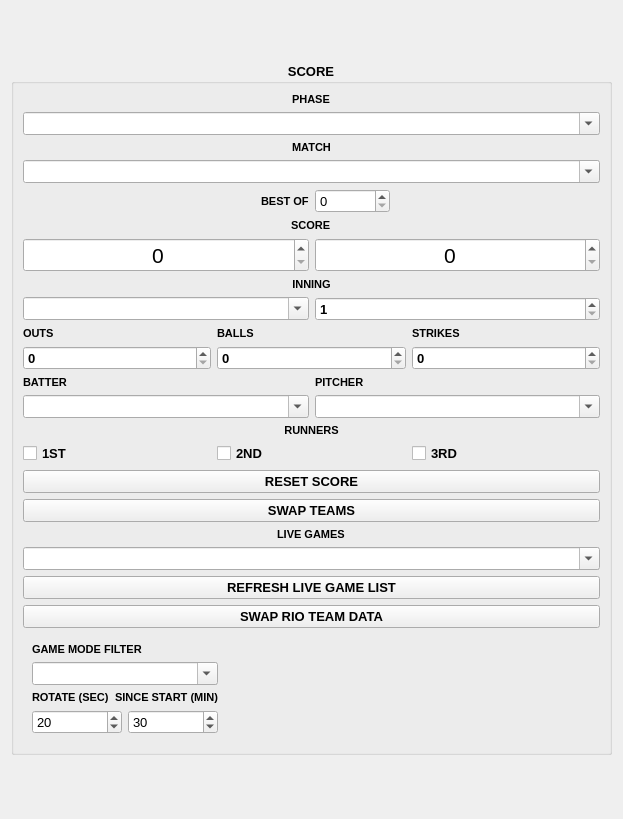
Before: the Qt Designer form src/layout/TSHScoreboardScore.ui in matt-gree/TournamentStreamHelper, drawn with Qt 5.
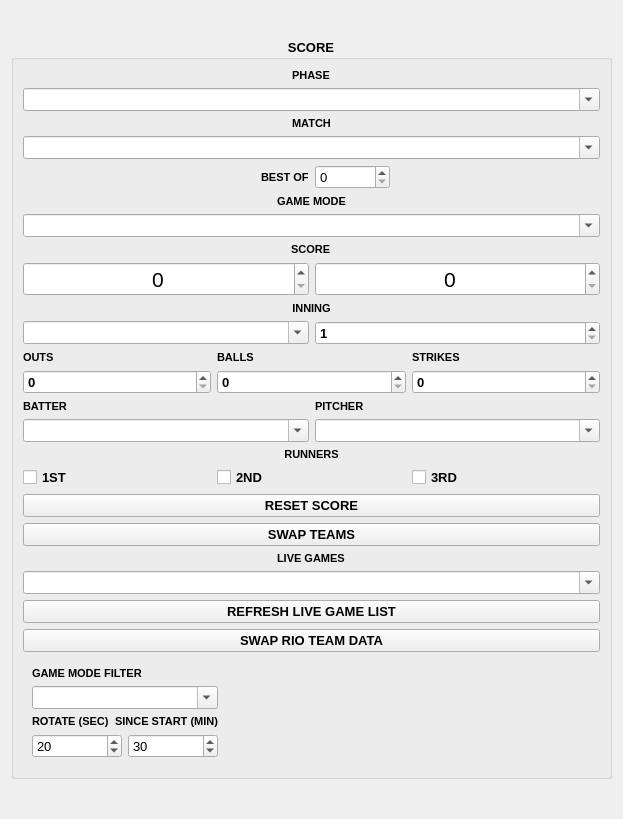
After: the same form once the commit is applied.

Commit message:
Add game modes, batting stats, and batter/pitcher UI improvements
- Add game mode dropdown and FetchGameModes/FetchGameModeStats via pyrio APIManager
- Add batting stats display (AVG/SLG/SO%) in custom textbox
- Fix home/away team swap (team0=away, team1=home)
- Update batter/pitcher combo options on half-inning change
- Add button type support in SettingsWidget
- Add QPlainTextEdit support in player widget SwapWith
- Add ConnectionError handling in ChallongeDataProvider
- Add auto-select MSB as default game
- Update pyrio submodule, characters.json, rulesets.json

Diff of the .ui file:
```diff
--- a/src/layout/TSHScoreboardScore.ui
+++ b/src/layout/TSHScoreboardScore.ui
@@ -159,6 +159,29 @@
         </item>
        </layout>
       </item>
+      <item>
+       <widget class="QLabel" name="label_11">
+        <property name="text">
+         <string>GAME MODE</string>
+        </property>
+        <property name="font">
+         <font>
+          <pointsize>8</pointsize>
+          <bold>true</bold>
+         </font>
+        </property>
+        <property name="alignment">
+         <set>Qt::AlignmentFlag::AlignCenter</set>
+        </property>
+       </widget>
+      </item>
+      <item>
+       <widget class="QComboBox" name="game_mode">
+        <property name="editable">
+         <bool>true</bool>
+        </property>
+       </widget>
+      </item>
       <item alignment="Qt::AlignmentFlag::AlignHCenter">
        <widget class="QLabel" name="label_4">
         <property name="font">
```
Lines whose indentation alone changed are shown as unchanged. The commit also changes 10 other files.
